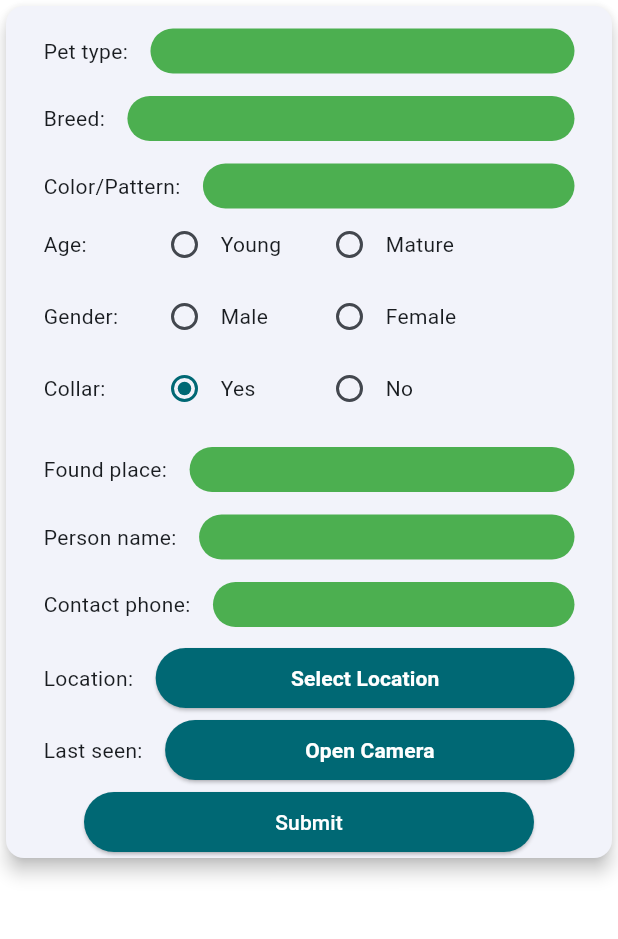
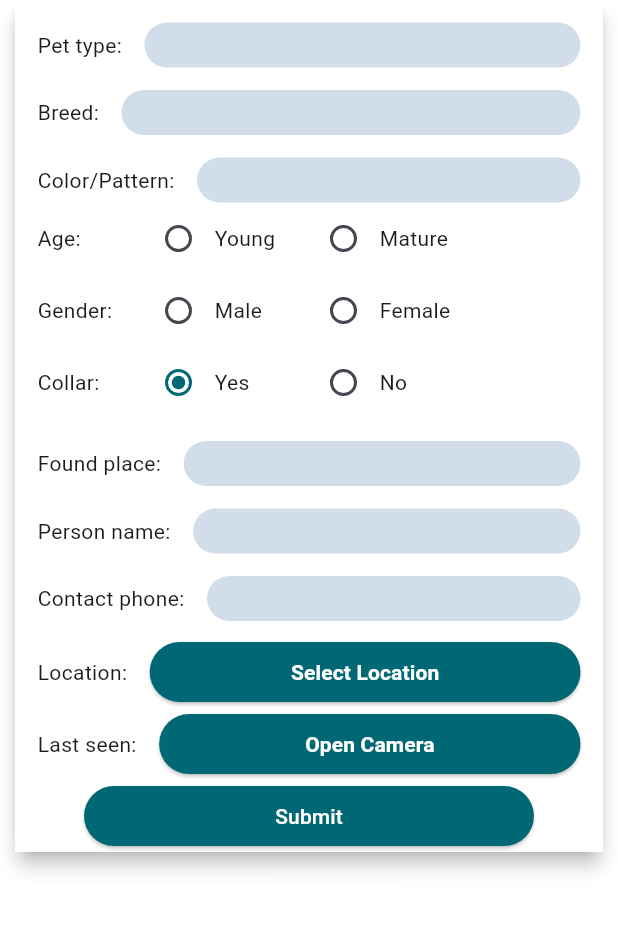
Before and after one commit to MilanTodorovikj/RescuePaws, a Flutter app: the FoundPetsScreen screen opened directly, after a tap on "Report found pet", on a phone screen of 412 x 824 dp, the part 84-1023 px from its top. Run offline on Flutter 3.47's test engine with Material 3 defaults, Android fonts, the light colour scheme and no system bars; our stand-ins replace camera, cloud_firestore, firebase_core, firebase_messaging, firebase_storage, flutter_local_notifications and 2 more; missing offline and left inert: onesignal_flutter; accounts and stored records are empty.

Commit message:
changed color of form fields

```diff
--- a/lib/screens/add_pet_post_screen.dart
+++ b/lib/screens/add_pet_post_screen.dart
@@ -212,9 +212,11 @@ class _NewLostPetState extends State<NewLostPet> {
         ),
         body: SingleChildScrollView(
           child: Card(
+            margin: EdgeInsets.symmetric(horizontal: 10),
             elevation: 5,
             child: Container(
-              padding: const EdgeInsets.symmetric(horizontal: 25),
+              color: Colors.white,
+              padding: const EdgeInsets.symmetric(horizontal: 15),
               child: Column(
                   crossAxisAlignment: CrossAxisAlignment.end,
                   children: <Widget>[
@@ -244,7 +246,7 @@ class _NewLostPetState extends State<NewLostPet> {
                                   borderSide: const BorderSide(color: Colors.blue),
                                 ),
                                 hintText: '',
-                                fillColor: Colors.green,
+                                fillColor: Color.fromRGBO(209, 222, 233, 1.0),
                                 filled: true,
                               ),
                               controller: _petTypeController,
@@ -279,7 +281,7 @@ class _NewLostPetState extends State<NewLostPet> {
                                   borderSide: const BorderSide(color: Colors.blue),
                                 ),
                                 hintText: '',
-                                fillColor: Colors.green,
+                                fillColor: Color.fromRGBO(209, 222, 233, 1.0),
                                 filled: true,
                               ),
                               controller: _breedController,
@@ -315,7 +317,7 @@ class _NewLostPetState extends State<NewLostPet> {
                                   borderSide: const BorderSide(color: Colors.blue),
                                 ),
                                 hintText: '',
-                                fillColor: Colors.green,
+                                fillColor: Color.fromRGBO(209, 222, 233, 1.0),
                                 filled: true,
                               ),
                               controller: _colorController,
@@ -479,7 +481,7 @@ class _NewLostPetState extends State<NewLostPet> {
                                   borderSide: const BorderSide(color: Colors.blue),
                                 ),
                                 hintText: '',
-                                fillColor: Colors.green,
+                                fillColor: Color.fromRGBO(209, 222, 233, 1.0),
                                 filled: true,
                               ),
                               controller: _foundPlaceController,
@@ -515,7 +517,7 @@ class _NewLostPetState extends State<NewLostPet> {
                                   borderSide: const BorderSide(color: Colors.blue),
                                 ),
                                 hintText: '',
-                                fillColor: Colors.green,
+                                fillColor: Color.fromRGBO(209, 222, 233, 1.0),
                                 filled: true,
                               ),
                               controller: _personNameController,
@@ -551,7 +553,7 @@ class _NewLostPetState extends State<NewLostPet> {
                                   borderSide: const BorderSide(color: Colors.blue),
                                 ),
                                 hintText: '',
-                                fillColor: Colors.green,
+                                fillColor: Color.fromRGBO(209, 222, 233, 1.0),
                                 filled: true,
                               ),
                               controller: _contactPhoneController,
@@ -625,7 +627,8 @@ class _NewLostPetState extends State<NewLostPet> {
                     )
                   ]),
             ),
-          ),
+          )
+
         ),
       ),
     );
```
